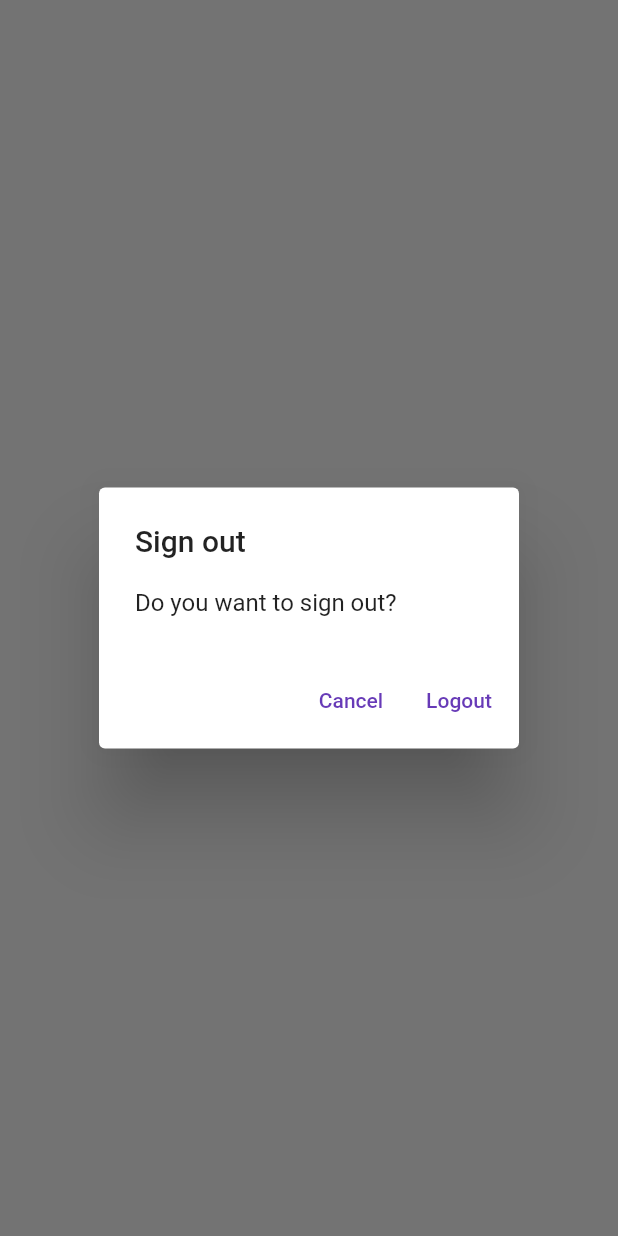
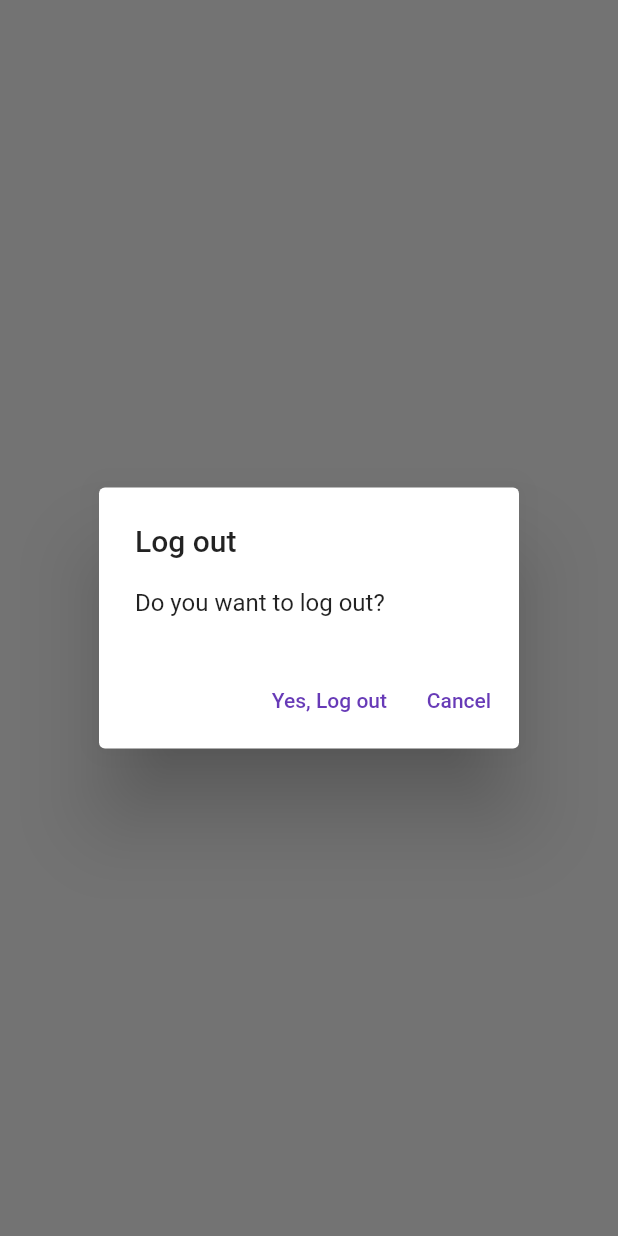
Before and after one commit to gabriel-canals/MyNotes, a Flutter app: what showLogoutDialog() shows on an empty page, opened directly, on a phone screen of 412 x 824 dp. Run offline on Flutter 3.47's test engine with Material 2 defaults, Android fonts, the phone set to English and light mode, and no system bars; our stand-ins replace firebase_auth, firebase_core, sqflite; accounts and stored records are empty; network calls fail.

```diff
--- /dev/null
+++ b/lib/utilities/dialogs/generic_dialog.dart
@@ -0,0 +1,31 @@
+import 'package:flutter/material.dart';
+
+typedef DialogOptionBuilder<T> = Map<String, T?> Function();
+
+Future<T?> showGenericDialog<T>({
+  required BuildContext context,
+  required String title,
+  required String content,
+  required DialogOptionBuilder optionBuilder,
+}) {
+  final options = optionBuilder();
+  return showDialog<T>(
+    context: context,
+    builder: (context) {
+      return AlertDialog(
+        title: Text(title),
+        content: Text(content),
+        actions: options.keys.map((optionTitle) {
+          final T value = options[optionTitle];
+          return TextButton(
+            onPressed: () {
+              if (value == null) Navigator.of(context).pop();
+              Navigator.of(context).pop(value);
+            },
+            child: Text(optionTitle),
+          );
+        }).toList(),
+      );
+    },
+  );
+}
--- /dev/null
+++ b/lib/utilities/dialogs/logout_dialog.dart
@@ -0,0 +1,16 @@
+import 'package:flutter/material.dart';
+import 'package:mynotes/utilities/dialogs/generic_dialog.dart';
+
+Future<bool> showLogoutDialog(
+  BuildContext context,
+) {
+  return showGenericDialog(
+    context: context,
+    title: 'Log out',
+    content: 'Do you want to log out?',
+    optionBuilder: () => {
+      'Yes, Log out': true,
+      'Cancel': false,
+    },
+  ).then((value) => value ?? false);
+}
--- a/lib/views/login_view.dart
+++ b/lib/views/login_view.dart
@@ -2,8 +2,7 @@ import 'package:flutter/material.dart';
 import 'package:mynotes/constants/routes.dart';
 import 'package:mynotes/services/auth/auth_exceptions.dart';
 import 'package:mynotes/services/auth/auth_service.dart';
-
-import '../utilities/show_error_dialog.dart';
+import 'package:mynotes/utilities/dialogs/error_dialog.dart';
 
 class LoginView extends StatefulWidget {
   const LoginView({super.key});
--- a/lib/views/notes/notes_view.dart
+++ b/lib/views/notes/notes_view.dart
@@ -2,6 +2,8 @@ import 'package:flutter/material.dart';
 import 'package:mynotes/constants/routes.dart';
 import 'package:mynotes/services/auth/auth_service.dart';
 import 'package:mynotes/services/crud/notes_service.dart';
+import 'package:mynotes/utilities/dialogs/logout_dialog.dart';
+import 'package:mynotes/views/notes/notes_list_view.dart';
 
 enum MenuAction { logout }
 
@@ -54,7 +56,7 @@ class _NotesViewState extends State<NotesView> {
               return const [
                 PopupMenuItem<MenuAction>(
                   value: MenuAction.logout,
-                  child: Text('Logout'),
+                  child: Text('Log out'),
                 ),
               ];
             },
@@ -74,21 +76,11 @@ class _NotesViewState extends State<NotesView> {
                     case ConnectionState.active:
                       if (snapshot.hasData) {
                         final allNotes = snapshot.data as List<DatabaseNote>;
-                        //print(allNotes);
-                        return ListView.builder(
-                          itemCount: allNotes.length,
-                          itemBuilder: (context, index) {
-                            final note = allNotes[index];
-                            return ListTile(
-                              title: Text(
-                                note.text,
-                                maxLines: 1,
-                                softWrap: true,
-                                overflow: TextOverflow.ellipsis,
-                              ),
-                            );
-                          },
-                        );
+                        return NotesListView(
+                            notes: allNotes,
+                            onDeleteNote: (note) async {
+                              await _notesService.deleteNote(noteId: note.noteId);
+                            });
                       } else {
                         return const CircularProgressIndicator();
                       }
@@ -105,26 +97,3 @@ class _NotesViewState extends State<NotesView> {
     );
   }
 }
-
-Future<bool> showLogoutDialog(BuildContext context) {
-  return showDialog<bool>(
-      context: context,
-      builder: (context) {
-        return AlertDialog(
-          title: const Text('Sign out'),
-          content: const Text('Do you want to sign out?'),
-          actions: [
-            TextButton(
-                onPressed: () {
-                  Navigator.of(context).pop(false);
-                },
-                child: const Text('Cancel')),
-            TextButton(
-                onPressed: () {
-                  Navigator.of(context).pop(true);
-                },
-                child: const Text('Logout')),
-          ],
-        );
-      }).then((value) => value ?? false);
-}
--- a/lib/views/register_view.dart
+++ b/lib/views/register_view.dart
@@ -2,7 +2,7 @@ import 'package:flutter/material.dart';
 import 'package:mynotes/constants/routes.dart';
 import 'package:mynotes/services/auth/auth_exceptions.dart';
 import 'package:mynotes/services/auth/auth_service.dart';
-import 'package:mynotes/utilities/show_error_dialog.dart';
+import 'package:mynotes/utilities/dialogs/error_dialog.dart';
 
 class RegisterView extends StatefulWidget {
   const RegisterView({super.key});
```
Also changed, not shown: lib/services/crud/notes_service.dart (+16 -18 lines), lib/utilities/dialogs/delete_dialog.dart (added, +16 -0 lines), lib/utilities/dialogs/error_dialog.dart (added, +16 -0 lines), lib/utilities/show_error_dialog.dart (deleted, +0 -24 lines), lib/views/notes/notes_list_view.dart (added, +40 -0 lines).
